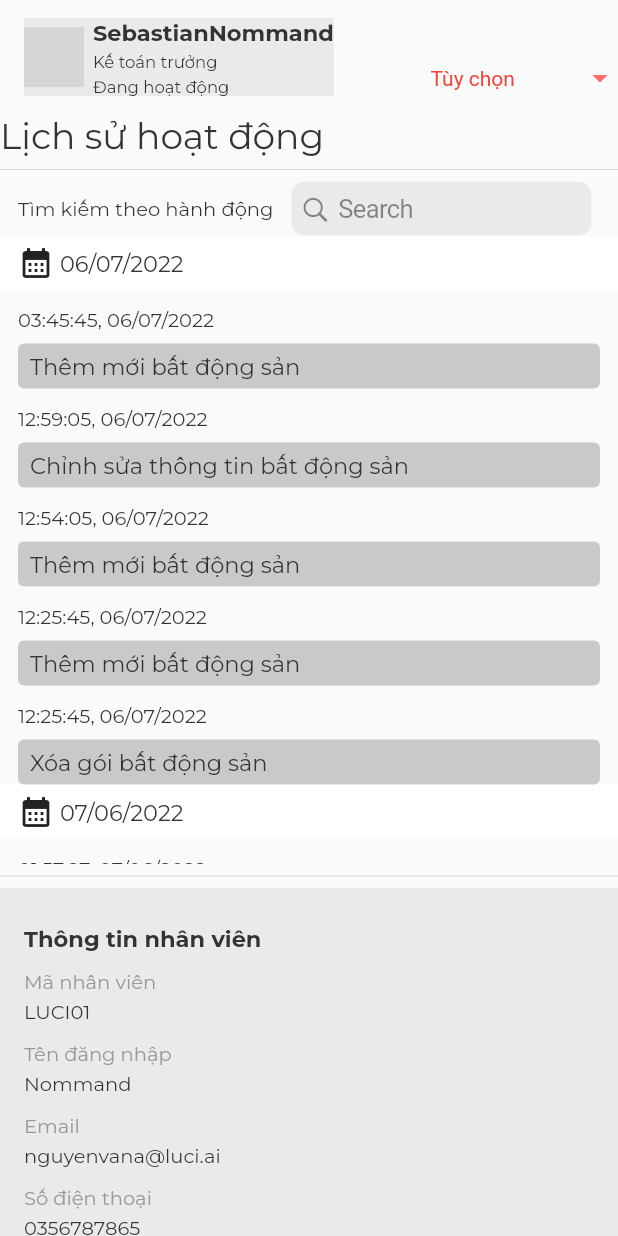
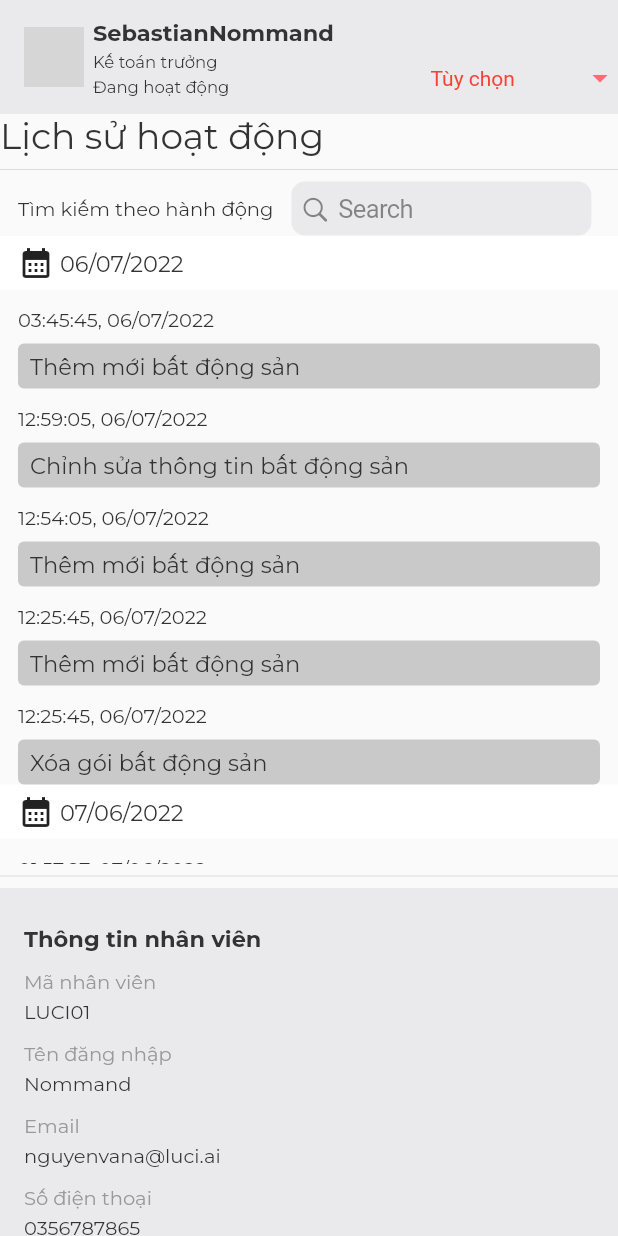
Before and after one commit to a313/luci_test, a Flutter app: the screen it shows after launch, after a tap on an icon or button, on a phone screen of 412 x 824 dp. Run offline on Flutter 3.47's test engine with Material 2 defaults, Android fonts, the phone set to English and light mode, and no system bars; our stand-ins replace auto_size_text, bloc, dartz, equatable, flutter_bloc, flutter_sticky_header and 2 more; network calls fail; grey boxes are pictures that could not be loaded.

Commit message:
clean import

```diff
--- a/lib/my_app.dart
+++ b/lib/my_app.dart
@@ -3,10 +3,7 @@ import 'package:flutter_bloc/flutter_bloc.dart';
 import 'package:flutter_localizations/flutter_localizations.dart';
 import 'package:luci_test/core/base/global_keys.dart';
 import 'package:luci_test/injection.dart';
-import 'package:luci_test/presentation/pages/user_detail/user_detail_page.dart';
-import 'package:luci_test/presentation/pages/user_list/user_list_page.dart';
 import 'package:luci_test/routes/routes_generator.dart';
-import 'package:luci_test/routes/routes_name.dart';
 
 import 'presentation/pages/user_detail/bloc/activity/activity_bloc.dart';
 import 'presentation/pages/user_detail/bloc/user/user_bloc.dart';
--- a/lib/presentation/pages/user_detail/user_detail_page.dart
+++ b/lib/presentation/pages/user_detail/user_detail_page.dart
@@ -1,6 +1,5 @@
 import 'package:flutter/material.dart';
 import 'package:flutter_bloc/flutter_bloc.dart';
-import 'package:luci_test/core/util/util.dart';
 import 'package:luci_test/presentation/pages/user_detail/bloc/user/user_bloc.dart';
 
 import 'package:luci_test/presentation/widgets/job_infomation/job_information_component.dart';
@@ -68,7 +67,6 @@ class _BigScreen extends StatelessWidget {
             child: Column(
               children: const [
                 PersonalInformation(),
-                SIZED_BOX_H12,
                 ProfileComponent(),
               ],
             ),
--- a/lib/presentation/pages/user_list/user_list_page.dart
+++ b/lib/presentation/pages/user_list/user_list_page.dart
@@ -1,7 +1,5 @@
 import 'package:flutter/material.dart';
 import 'package:flutter_bloc/flutter_bloc.dart';
-import 'package:luci_test/core/util/util.dart';
-import 'package:luci_test/presentation/pages/user_detail/user_detail_page.dart';
 import 'package:luci_test/presentation/pages/user_list/bloc/user_list_bloc.dart';
 import 'package:luci_test/presentation/widgets/profile_component/user_component.dart';
 import 'package:luci_test/routes/routes_name.dart';
--- a/lib/presentation/widgets/profile_component/personal_information.dart
+++ b/lib/presentation/widgets/profile_component/personal_information.dart
@@ -2,6 +2,7 @@ import 'package:flutter/material.dart';
 import 'package:flutter_bloc/flutter_bloc.dart';
 import 'package:luci_test/domain/entities/user.dart';
 import 'package:luci_test/share_widgets/optional_dropdown_widget.dart';
+import 'package:luci_test/theme/app_colors.dart';
 
 import '../../pages/user_detail/bloc/user/user_bloc.dart';
 import 'user_component.dart';
@@ -44,7 +45,9 @@ class _PersonalInformation extends StatelessWidget {
 
   @override
   Widget build(BuildContext context) {
-    return SizedBox(
+    return ColoredBox(
+      color: AppColors.backgroundColor,
+      child: SizedBox(
         width: double.infinity,
         child: Wrap(
           alignment: WrapAlignment.spaceBetween,
@@ -57,6 +60,7 @@ class _PersonalInformation extends StatelessWidget {
             )
           ],
         ),
+      ),
     );
   }
 }
--- a/lib/presentation/widgets/profile_component/user_component.dart
+++ b/lib/presentation/widgets/profile_component/user_component.dart
@@ -1,5 +1,4 @@
 import 'package:flutter/material.dart';
-import 'package:luci_test/theme/app_colors.dart';
 import 'package:luci_test/theme/app_fonts.dart';
 
 import '../../../core/util/util.dart';
@@ -17,8 +16,6 @@ class UserComponent extends StatelessWidget {
   Widget build(BuildContext context) {
     return Padding(
       padding: PAD_SYM_H16_V12,
-      child: ColoredBox(
-        color: AppColors.backgroundColor,
       child: Row(
         mainAxisSize: MainAxisSize.min,
         children: [
@@ -52,7 +49,6 @@ class UserComponent extends StatelessWidget {
           ),
         ],
       ),
-      ),
     );
   }
 }
```
Lines whose indentation alone changed are shown as unchanged.
